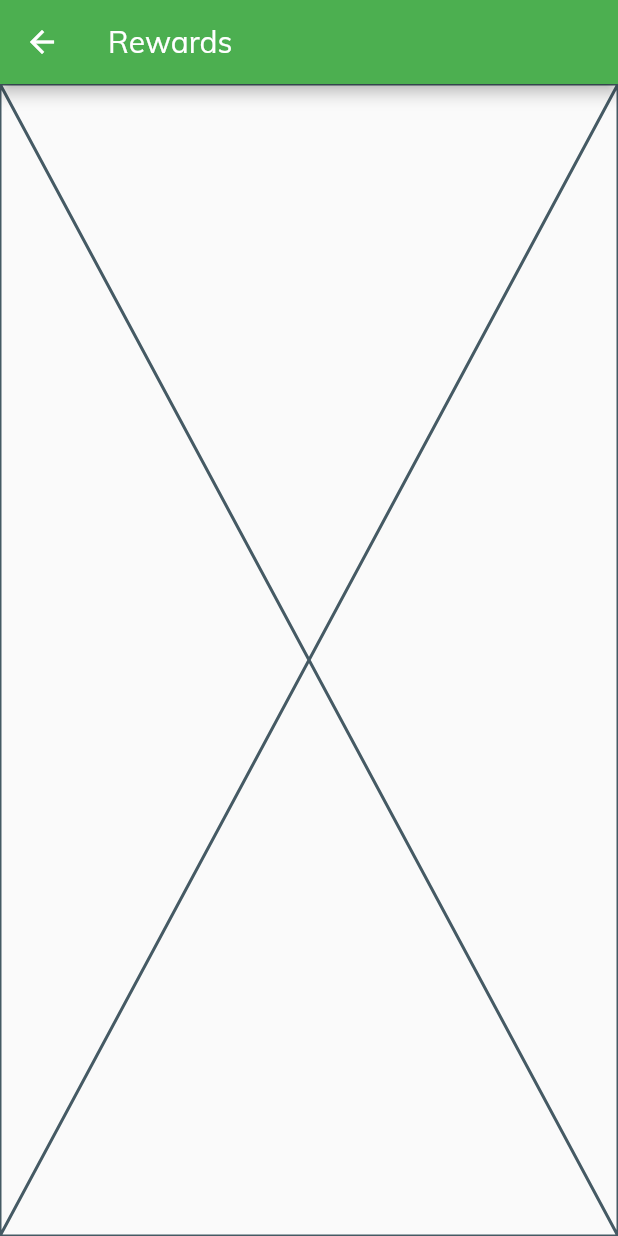
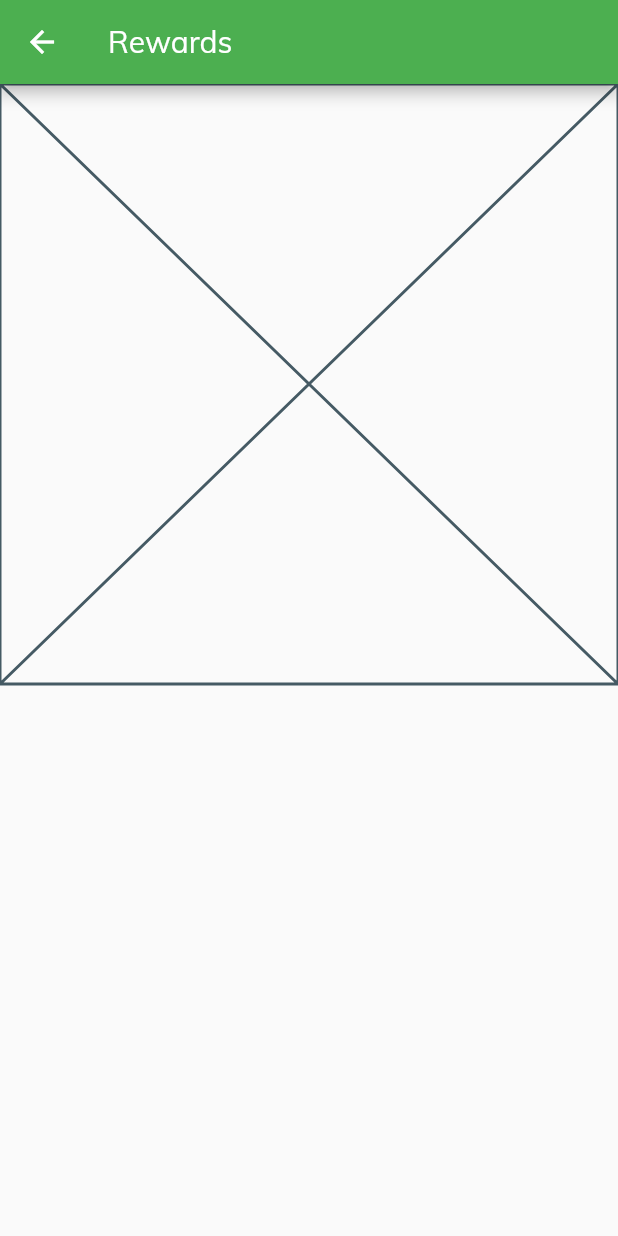
Before and after one commit to SalocinDotTEN/Flutter-Hackathon-2020-FindRecyler-2.1, a Flutter app: the Rewards screen opened by its route, on a phone screen of 412 x 824 dp. Run offline on Flutter 3.47's test engine with Material 2 defaults, Android fonts, the phone set to English and light mode, and no system bars; our stand-ins replace cached_network_image, cloud_firestore, firebase_storage, flare_flutter, flutter_typeahead, freezed_annotation and 3 more; missing offline and left inert: pedantic; accounts and stored records are empty; generated files the repository leaves out were written again; statements that could not run were skipped.

Commit message:
[C/Rewads] Init structure

```diff
--- a/lib/rewards/rewards.dart
+++ b/lib/rewards/rewards.dart
@@ -8,7 +8,14 @@ class Rewards extends StatelessWidget {
     //
     return Scaffold(
       appBar: AppBar(title: Text('Rewards')),
-      body: Placeholder(),
+      body: SingleChildScrollView(
+        child: Column(
+          mainAxisSize: MainAxisSize.min,
+          children: <Widget>[
+            Placeholder(),
+          ],
+        ),
+      ),
     );
   }
 }
```
